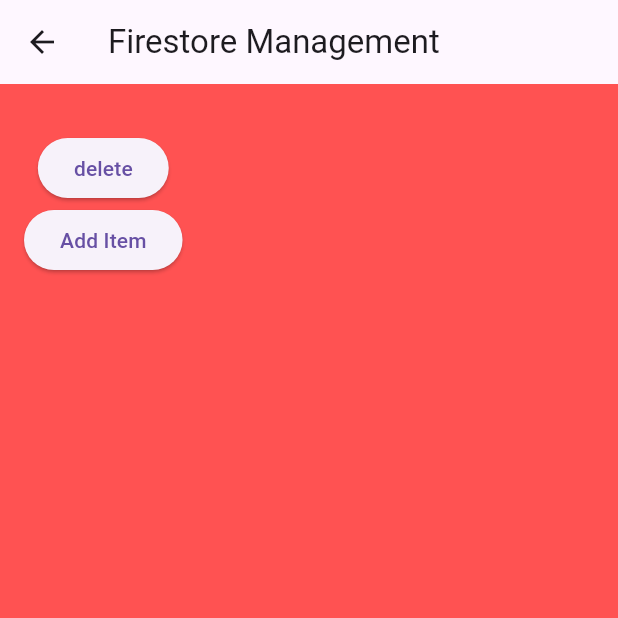
After one commit to Vaishnavtech/timet, a Flutter app: the FirestoreManagementScreen screen opened directly, after a tap on "delete", on a phone screen of 412 x 824 dp, the top half of it. The commit adds this screen. Run offline on Flutter 3.47's test engine with Material 3 defaults, Android fonts, the phone set to English and light mode, and no system bars; our stand-ins replace cloud_firestore, csv, file_picker, firebase_analytics, firebase_core, flip_card and 2 more; accounts and stored records are empty.

Commit message:
cloud list Implementation

```diff
--- /dev/null
+++ b/devtools_options.yaml
@@ -0,0 +1,3 @@
+description: This file stores settings for Dart & Flutter DevTools.
+documentation: https://docs.flutter.dev/tools/devtools/extensions#configure-extension-enablement-states
+extensions:
--- a/lib/box.dart
+++ b/lib/box.dart
@@ -59,6 +59,7 @@
 
   box3(this.boxText2, this.day,this.room ,[this.y = 100, this.x = 100]);
 
+
   @override
   Widget build(BuildContext context) {
     return FlipCard(
--- a/lib/csv.dart
+++ b/lib/csv.dart
@@ -6,6 +6,7 @@
 import 'package:hive_flutter/hive_flutter.dart';
 import 'package:timet/box.dart';
 import 'package:timet/model.dart';
+import 'package:timet/screen2.dart';
 
 class bulkUpload extends StatefulWidget {
   const bulkUpload({Key? key}) : super(key: key);
@@ -45,6 +46,8 @@
               },
               tooltip: 'Upload File',
               child: const Icon(Icons.add)),
+
+
         ),
         body: SafeArea(
           child: SingleChildScrollView(
@@ -75,6 +78,16 @@
                       box3(data[i][5].toString(), i, data[i][7].toString()),
                     ],
                   ),
+
+                  IconButton(
+  onPressed: () {
+   Navigator.push(
+              context,
+              MaterialPageRoute(builder: (context) => FirestoreManagementScreen()),
+            );
+  },
+  icon: Icon(Icons.delete),
+)
               ],
             ),
           ),
--- /dev/null
+++ b/lib/fire.dart
@@ -0,0 +1,19 @@
+import 'package:cloud_firestore/cloud_firestore.dart';
+import 'package:flutter/material.dart';
+
+
+class Item {
+  String live;
+
+  Item({required this.live});
+
+  factory Item.fromJson(Map<String, dynamic> json) {
+    return Item(
+      live: json['live'],
+    );
+  }
+
+  Map<String, dynamic> toJson() => {
+    'live': live,
+  };
+}
--- a/lib/main.dart
+++ b/lib/main.dart
@@ -1,11 +1,12 @@
 import 'package:flutter/material.dart';
 import 'package:hive_flutter/adapters.dart';
-
+import 'package:timet/screen2.dart';
 import 'package:timet/model.dart';
 import 'package:timet/csv.dart';
 import 'package:firebase_analytics/firebase_analytics.dart';
 import 'package:firebase_core/firebase_core.dart';
 import 'firebase_options.dart';
+import 'package:provider/provider.dart';
 Future<void> main() async {
   WidgetsFlutterBinding.ensureInitialized();
   await Hive.initFlutter();
@@ -15,7 +16,14 @@
 await Firebase.initializeApp(
     options: DefaultFirebaseOptions.currentPlatform,
 );
-  runApp(Myapp());
+
+
+   runApp(
+    ChangeNotifierProvider(
+      create: (context) => ColorProvider()..getColor(),
+      child: Myapp(),
+    ),
+  );
 }
 
 FirebaseAnalytics analytics = FirebaseAnalytics.instance;
--- /dev/null
+++ b/lib/screen2.dart
@@ -0,0 +1,164 @@
+import 'dart:async'; // For StreamSubscription
+
+import 'package:cloud_firestore/cloud_firestore.dart';
+import 'package:flutter/material.dart';
+import 'package:provider/provider.dart';
+
+class Item {
+  String live;
+
+  Item({required this.live});
+
+  factory Item.fromJson(Map<String, dynamic> json) {
+    return Item(
+      live: json['live'],
+    );
+  }
+
+  Map<String, dynamic> toJson() => {
+        'live': live,
+      };
+}
+
+class FirestoreManagementScreen extends StatefulWidget {
+  const FirestoreManagementScreen({Key? key}) : super(key: key);
+
+  @override
+  _FirestoreManagementScreenState createState() =>
+      _FirestoreManagementScreenState();
+}
+
+class _FirestoreManagementScreenState extends State<FirestoreManagementScreen> {
+
+  final FirebaseFirestore _firestore = FirebaseFirestore.instance;
+
+  @override
+  void dispose() {
+
+    super.dispose();
+  }
+
+  Future<void> _addItem() async {
+    final querySnapshot = await FirebaseFirestore.instance
+        .collection('liveclass')
+        .where('live', isEqualTo: "gtxe")
+        .get();
+
+    if (querySnapshot.docs.isEmpty) {
+      try {
+        await _firestore.collection('liveclass').add(
+          Item(live:"gtxe").toJson(),
+        );
+
+        ScaffoldMessenger.of(context).showSnackBar(const SnackBar(
+          content: Text('Item added successfully!'),
+        ));
+      } catch (e) {
+        ScaffoldMessenger.of(context).showSnackBar(SnackBar(
+          content: Text('Error adding item: $e'),
+        ));
+      }
+    } else {
+      print("already exists");
+    }
+  }
+
+  Future<void> delete(String out) async {
+    try {
+      final querySnapshot = await FirebaseFirestore.instance
+          .collection('liveclass')
+          .where('live', isEqualTo: out)
+          .get();
+
+      if (querySnapshot.docs.isNotEmpty) {
+        await querySnapshot.docs.first.reference.delete();
+        print('Document deleted successfully!');
+      } else {
+        print('No document found for the specified date.');
+      }
+    } catch (e) {
+      print('Error deleting document: $e');
+    }
+  }
+
+  @override
+  Widget build(BuildContext context) {
+    return Scaffold(
+      backgroundColor: Provider.of<ColorProvider>(context).liveClassColor,
+      appBar: AppBar(
+        title: const Text("Firestore Management"),
+      ),
+      body: Column(
+        children: [
+          Padding(
+            padding: const EdgeInsets.all(16.0),
+            child: Column(
+              children: [
+
+                const SizedBox(height: 16),
+                ElevatedButton(
+                    onPressed: () => delete("gtxe"),
+                    child: const Text("delete")),
+                ElevatedButton(
+                  onPressed: _addItem,
+                  child: const Text('Add Item'),
+                ),
+              ],
+            ),
+          ),
+        ],
+      ),
+    );
+  }
+}
+
+class ColorProvider extends ChangeNotifier {
+  Color? _liveClassColor = Colors.grey;
+
+  Color? get liveClassColor => _liveClassColor;
+
+  StreamSubscription<QuerySnapshot>? _subscription;
+
+  ColorProvider() {
+    _listenForFirestoreChanges();
+  }
+
+void _listenForFirestoreChanges() {
+  _subscription = FirebaseFirestore.instance
+      .collection('liveclass')
+      .where('live', isEqualTo: "gtxe")
+      .snapshots()
+      .listen((snapshot) {
+    if (snapshot.docs.isNotEmpty) {
+      _liveClassColor = Colors.greenAccent;
+    } else {
+      _liveClassColor = Colors.redAccent;
+    }
+    notifyListeners();
+  });
+}
+
+  Future<void> getColor() async {
+    try {
+      final querySnapshot = await FirebaseFirestore.instance
+          .collection('liveclass')
+          .where('live', isEqualTo: "gtxe")
+          .get();
+
+      if (querySnapshot.docs.isNotEmpty) {
+        _liveClassColor = Colors.greenAccent;
+      } else {
+        _liveClassColor = Colors.redAccent;
+      }
+      notifyListeners();
+    } catch (e) {
+      print('Error getting live class color: $e');
+    }
+  }
+
+  @override
+  void dispose() {
+    _subscription?.cancel();
+    super.dispose();
+  }
+}
--- a/pubspec.yaml
+++ b/pubspec.yaml
@@ -47,6 +47,7 @@
   firebase_core: ^2.24.2
   firebase_analytics: ^10.8.0
   cloud_firestore: ^4.14.0
+  provider: ^6.1.2
 
 dev_dependencies:
   flutter_test:
```
Also changed, not shown: pubspec.lock, 2 other files.
